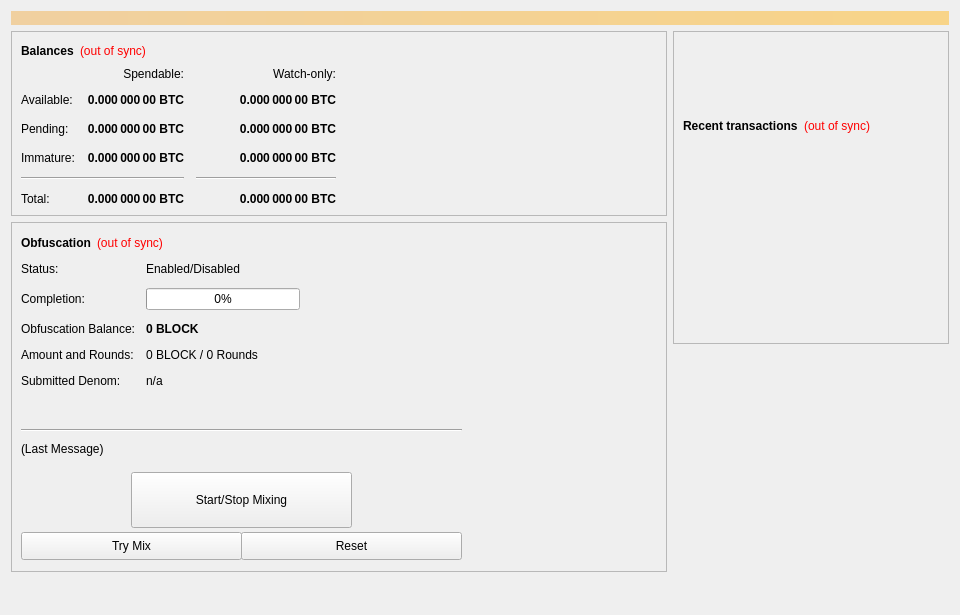
This is src/qt/forms/overviewpage.ui in blocknetdx/blocknet as Qt 5 draws it before an edit. The edited form follows.
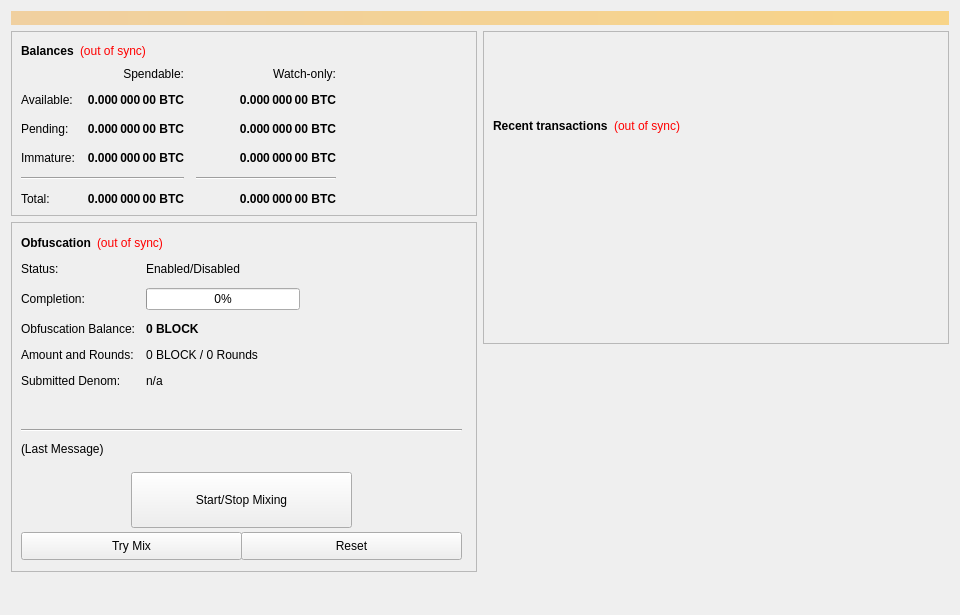
This is the edited form.

```diff
--- a/src/qt/forms/overviewpage.ui
+++ b/src/qt/forms/overviewpage.ui
@@ -1134,12 +1134,6 @@
       <layout class="QVBoxLayout" name="verticalLayout_3">
        <item>
         <widget class="QFrame" name="frame_2">
-         <property name="sizePolicy">
-          <sizepolicy hsizetype="Fixed" vsizetype="Fixed">
-           <horstretch>0</horstretch>
-           <verstretch>0</verstretch>
-          </sizepolicy>
-         </property>
          <property name="frameShape">
           <enum>QFrame::StyledPanel</enum>
          </property>
@@ -1153,7 +1147,7 @@
              <enum>Qt::Vertical</enum>
             </property>
             <property name="sizeType">
-             <enum>QSizePolicy::Preferred</enum>
+             <enum>QSizePolicy::Fixed</enum>
             </property>
             <property name="sizeHint" stdset="0">
              <size>
```
